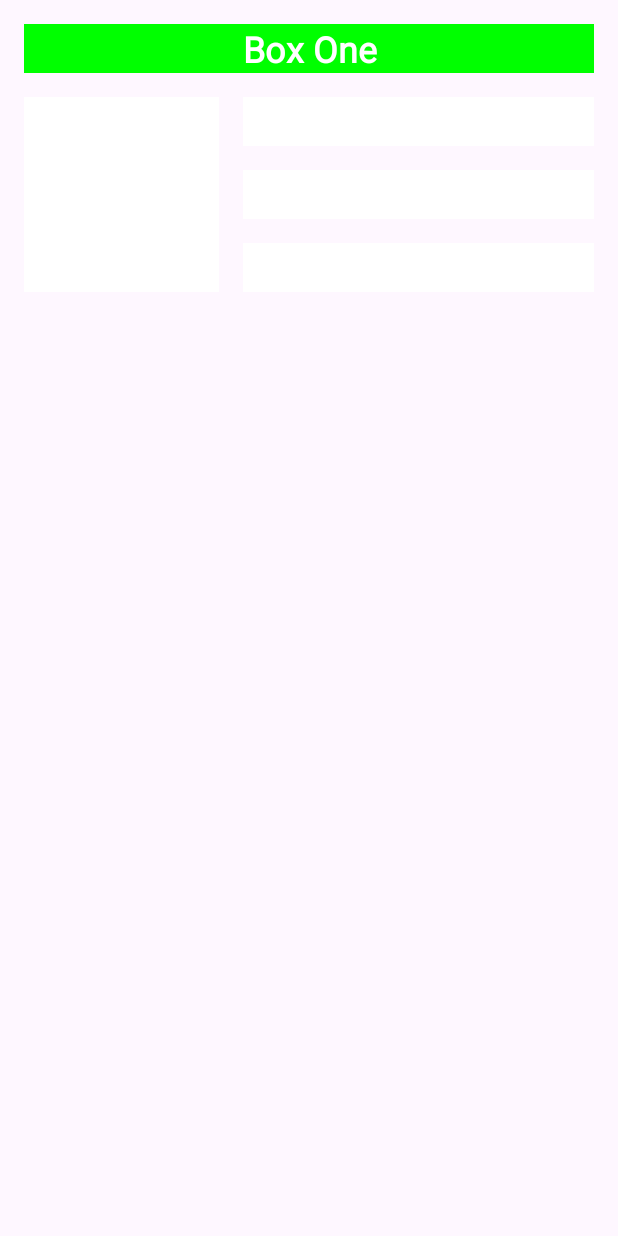
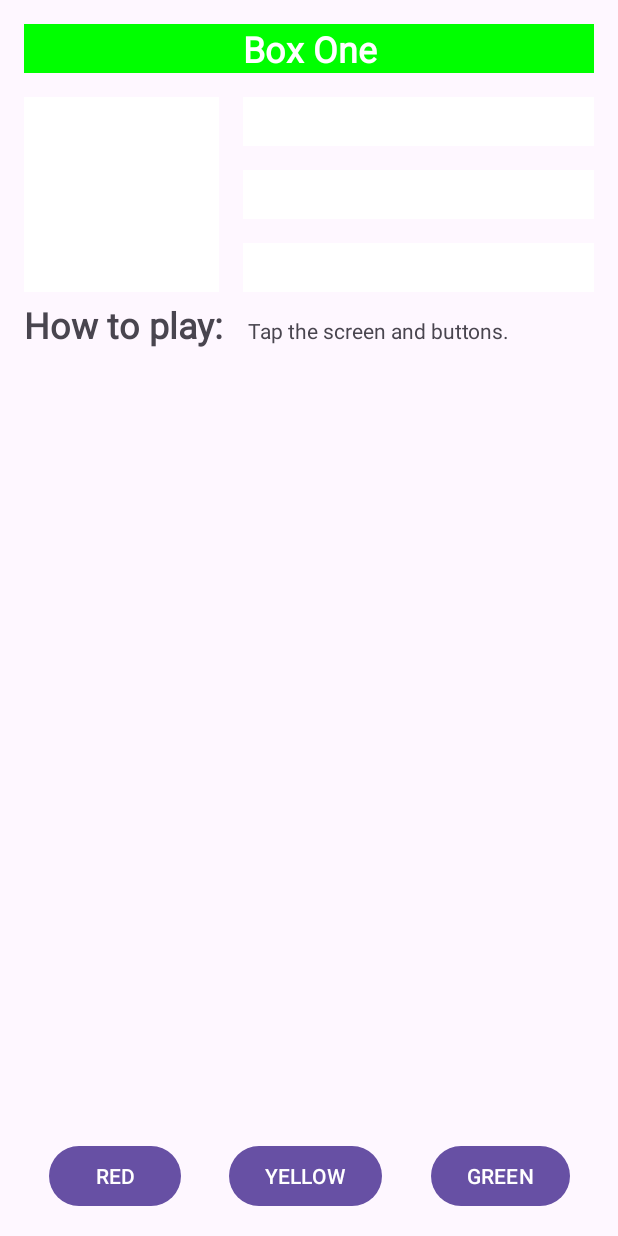
Before and after one commit to Edmund2410/Practical3Friday, an Android app: the screen it shows after launch (MainActivity), after a tap on "Box One", on a phone screen of 412 x 824 dp. Run offline under Robolectric (Android 15) with nearby library versions, the phone set to English and light mode, and no system bars.

Commit message:
Initial Commit

```diff
--- a/app/src/main/java/com/example/practical3fri/MainActivity.kt
+++ b/app/src/main/java/com/example/practical3fri/MainActivity.kt
@@ -4,6 +4,7 @@ import android.graphics.Color
 import androidx.appcompat.app.AppCompatActivity
 import android.os.Bundle
 import android.view.View
+import android.widget.Button
 import android.widget.TextView
 
 class MainActivity : AppCompatActivity() {
@@ -20,6 +21,11 @@ class MainActivity : AppCompatActivity() {
             R.id.box_three_text->view.setBackgroundColor(Color.BLUE)
             R.id.box_four_text->view.setBackgroundColor(Color.MAGENTA)
             R.id.box_five_text->view.setBackgroundColor(Color.CYAN)
+
+            R.id.red_button -> findViewById<TextView>(R.id.box_three_text).setBackgroundResource(R.color.my_red)
+            R.id.yellow_button -> findViewById<TextView>(R.id.box_four_text).setBackgroundResource(R.color.my_yellow)
+            R.id.green_button -> findViewById<TextView>(R.id.box_five_text).setBackgroundResource(R.color.my_green)
+
             else -> view.setBackgroundColor(Color.DKGRAY)
 
         }
@@ -31,10 +37,13 @@ class MainActivity : AppCompatActivity() {
         val boxThreeText = findViewById<TextView>(R.id.box_three_text)
         val boxFourText = findViewById<TextView>(R.id.box_four_text)
         val boxFiveText = findViewById<TextView>(R.id.box_five_text)
+        val redButton = findViewById<Button>(R.id.red_button)
+        val greenButton = findViewById<Button>(R.id.green_button)
+        val yellowButton = findViewById<Button>(R.id.yellow_button)
 
         val rootConstraintLayout = findViewById<View>(R.id.constraint_layout)
 
-        val clickableViews: List<View> = listOf(boxOneText, boxTwoText, boxThreeText, boxFourText, boxFiveText, rootConstraintLayout)
+        val clickableViews: List<View> = listOf(boxOneText, boxTwoText, boxThreeText, boxFourText, boxFiveText, rootConstraintLayout, redButton, greenButton, yellowButton)
 
         for(item in clickableViews){
             item.setOnClickListener {makeColoured(it)}
--- a/app/src/main/res/layout/activity_main.xml
+++ b/app/src/main/res/layout/activity_main.xml
@@ -72,4 +72,69 @@
         app:layout_constraintStart_toEndOf="@+id/box_two_text"
         app:layout_constraintTop_toBottomOf="@+id/box_four_text" />
 
+    <TextView
+        android:id="@+id/label_text"
+        android:layout_width="wrap_content"
+        android:layout_height="wrap_content"
+        android:layout_marginStart="@dimen/margin_wide"
+        android:fontFamily="@font/roboto"
+        android:text="@string/how_to_play"
+        android:textSize="@dimen/box_text_size"
+        android:textStyle="bold"
+        app:layout_constraintBaseline_toBaselineOf="@+id/info_text"
+        app:layout_constraintStart_toStartOf="parent" />
+
+    <TextView
+        android:id="@+id/info_text"
+        android:layout_width="0dp"
+        android:layout_height="wrap_content"
+        android:layout_marginStart="@dimen/margin_wide"
+        android:layout_marginTop="@dimen/margin_wide"
+        android:layout_marginEnd="@dimen/margin_wide"
+        android:fontFamily="@font/roboto"
+        android:text="@string/tap_the_boxes_and_buttons"
+        app:layout_constraintBottom_toBottomOf="parent"
+        app:layout_constraintEnd_toEndOf="parent"
+        app:layout_constraintStart_toEndOf="@+id/label_text"
+        app:layout_constraintTop_toBottomOf="@+id/box_two_text"
+        app:layout_constraintVertical_bias="0" />
+
+    <Button
+        android:id="@+id/red_button"
+        android:layout_width="wrap_content"
+        android:layout_height="wrap_content"
+        android:layout_marginStart="16dp"
+        android:text="@string/button_red"
+        app:layout_constraintBaseline_toBaselineOf="@+id/yellow_button"
+        app:layout_constraintEnd_toStartOf="@+id/yellow_button"
+        app:layout_constraintHorizontal_bias="0.5"
+        app:layout_constraintStart_toStartOf="parent" />
+
+    <Button
+        android:id="@+id/yellow_button"
+        android:layout_width="wrap_content"
+        android:layout_height="wrap_content"
+        android:layout_marginStart="16dp"
+        android:layout_marginTop="@dimen/margin_wide"
+        android:layout_marginEnd="16dp"
+        android:layout_marginBottom="@dimen/margin_wide"
+        android:text="@string/button_yellow"
+        app:layout_constraintBottom_toBottomOf="parent"
+        app:layout_constraintEnd_toStartOf="@+id/green_button"
+        app:layout_constraintHorizontal_bias="0.5"
+        app:layout_constraintStart_toEndOf="@+id/red_button"
+        app:layout_constraintTop_toBottomOf="@+id/info_text"
+        app:layout_constraintVertical_bias="1.0" />
+
+    <Button
+        android:id="@+id/green_button"
+        android:layout_width="wrap_content"
+        android:layout_height="wrap_content"
+        android:layout_marginEnd="16dp"
+        android:text="@string/button_green"
+        app:layout_constraintBaseline_toBaselineOf="@+id/yellow_button"
+        app:layout_constraintEnd_toEndOf="parent"
+        app:layout_constraintHorizontal_bias="0.5"
+        app:layout_constraintStart_toEndOf="@+id/yellow_button" />
+
 </androidx.constraintlayout.widget.ConstraintLayout>
--- a/app/src/main/res/values/colors.xml
+++ b/app/src/main/res/values/colors.xml
@@ -2,4 +2,7 @@
 <resources>
     <color name="black">#FF000000</color>
     <color name="white">#FFFFFFFF</color>
+    <color name="my_green">#12C700</color>
+    <color name="my_red">#E54304</color>
+    <color name="my_yellow">#FFC107</color>
 </resources>
--- a/app/src/main/res/values/strings.xml
+++ b/app/src/main/res/values/strings.xml
@@ -5,4 +5,9 @@
     <string name="box_three">Box Three</string>
     <string name="box_four">Box Four</string>
     <string name="box_five">Box Five</string>
+    <string name="how_to_play">How to play:</string>
+    <string name="tap_the_boxes_and_buttons">Tap the screen and buttons.</string>
+    <string name="button_red">RED</string>
+    <string name="button_yellow">YELLOW</string>
+    <string name="button_green">GREEN</string>
 </resources>
```
